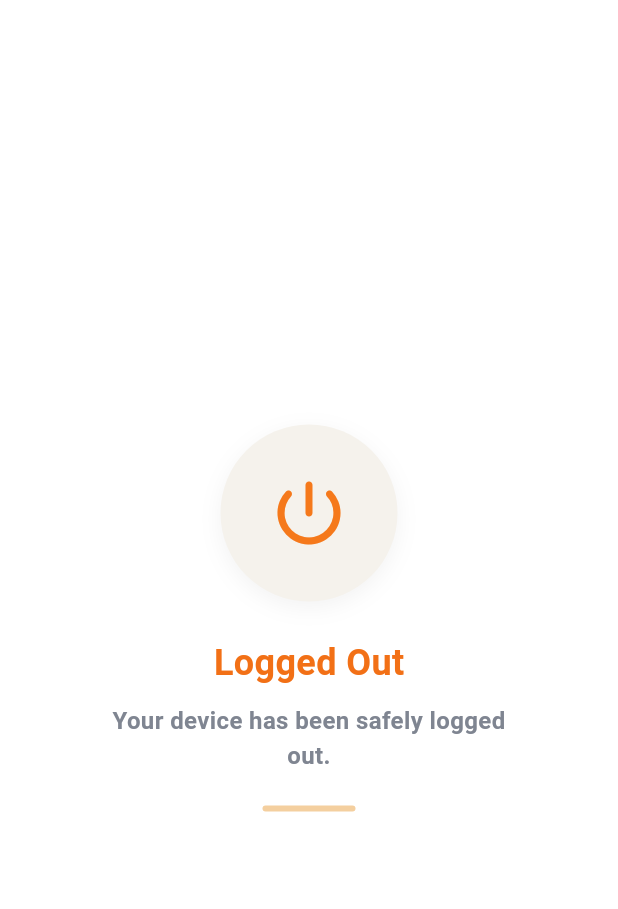
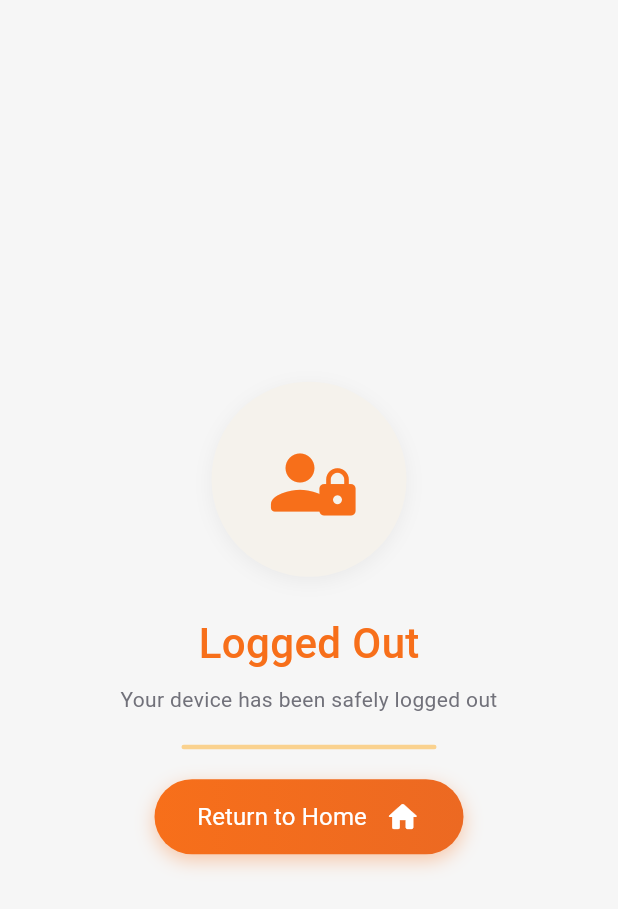
Before and after one commit to Aditya30081/dekho_agent, a Flutter app: the LoggedOutScreen screen opened directly, on a phone screen of 412 x 824 dp. Shown: the top 909 px of the screen. Run offline on Flutter 3.47's test engine with Material 3 defaults, Android fonts, the phone set to English and light mode, and no system bars; our stand-ins replace device_info_plus, flutter_html, fluttertoast, package_info_plus, shared_preferences; missing offline and left inert: apk_sideload; accounts and stored records are empty.

Commit message:
logout screen updated

```diff
--- a/lib/config/api_config.dart
+++ b/lib/config/api_config.dart
@@ -1,7 +1,7 @@
 /// API Configuration for managing base URLs across different environments
 class ApiConfig {
   // Environment enum
-  static const Environment _currentEnvironment = Environment.dev;
+  static const Environment _currentEnvironment = Environment.staging;
 
   // Base URLs for different environments
   static const String _devBaseUrl = 'https://p2p-backend-dev.thedekhoapp.com';
--- a/lib/screens/LoggedOutScreen.dart
+++ b/lib/screens/LoggedOutScreen.dart
@@ -1,12 +1,14 @@
+import 'package:dekho_agent/constants/AppColors.dart';
+import 'package:dekho_agent/screens/LoginScreen.dart';
 import 'package:flutter/material.dart';
 
 class LoggedOutScreen extends StatelessWidget {
-  const LoggedOutScreen ({super.key});
+  const LoggedOutScreen({super.key});
 
   @override
   Widget build(BuildContext context) {
     return Scaffold(
-      backgroundColor: Colors.white,
+      backgroundColor: const Color(0xFFF6F6F6),
       body: SafeArea(
         child: Center(
           child: Padding(
@@ -15,52 +17,125 @@ class LoggedOutScreen extends StatelessWidget {
               mainAxisSize: MainAxisSize.min,
               children: [
                 Container(
-                  width: 118,
-                  height: 118,
+                  width: 130,
+                  height: 130,
                   decoration: BoxDecoration(
                     shape: BoxShape.circle,
                     color: const Color(0xFFF5F2EC),
                     boxShadow: [
                       BoxShadow(
                         color: Colors.black.withValues(alpha: 0.05),
-                        blurRadius: 12,
-                        offset: const Offset(0, 4),
+                        blurRadius: 10,
+                        offset: const Offset(0, 3),
                       ),
                     ],
                   ),
-                  child: const Icon(
-                    Icons.power_settings_new_rounded,
-                    color: Color(0xFFF5791B),
-                    size: 56,
+                  child: Stack(
+                    alignment: Alignment.center,
+                    children: const [
+                      Positioned(
+                        left: 30,
+                        top: 38,
+                        child: Icon(
+                          Icons.person_rounded,
+                          color: AppColors.primaryColor,
+                          size: 58,
+                        ),
+                      ),
+                      Positioned(
+                        right: 28,
+                        bottom: 38,
+                        child: Icon(
+                          Icons.lock_rounded,
+                          color: AppColors.primaryColor,
+                          size: 36,
+                        ),
+                      ),
+                    ],
                   ),
                 ),
                 const SizedBox(height: 24),
                 const Text(
                   'Logged Out',
                   style: TextStyle(
-                    color: Color(0xFFF27016),
-                    fontSize: 24,
-                    fontWeight: FontWeight.w700,
+                    color: AppColors.primaryColor,
+                    fontSize: 28,
+                    fontWeight: FontWeight.w500,
                   ),
                 ),
-                const SizedBox(height: 10),
+                const SizedBox(height: 8),
                 const Text(
-                  'Your device has been safely logged\nout.',
+                  'Your device has been safely logged out',
                   textAlign: TextAlign.center,
                   style: TextStyle(
-                    color: Color(0xFF7F8591),
-                    fontSize: 16,
-                    fontWeight: FontWeight.w600,
-                    height: 1.45,
+                    color: AppColors.headlineTextColor,
+                    fontSize: 14,
+                    fontWeight: FontWeight.w400,
                   ),
                 ),
-                const SizedBox(height: 22),
+                const SizedBox(height: 20),
                 Container(
-                  width: 62,
-                  height: 4,
+                  width: 170,
+                  height: 3,
                   decoration: BoxDecoration(
-                    color: const Color(0xFFF4CF9F),
+                    color: AppColors.border.withValues(alpha: 0.45),
                     borderRadius: BorderRadius.circular(20),
+                  ),
+                ),
+                const SizedBox(height: 20),
+                SizedBox(
+                  width: MediaQuery.of(context).size.width * 0.5,
+                  height: 50,
+                  child: DecoratedBox(
+                    decoration: BoxDecoration(
+                      borderRadius: BorderRadius.circular(34),
+                      gradient: const LinearGradient(
+                        colors: [AppColors.primaryColor, AppColors.orange],
+                        begin: Alignment.centerLeft,
+                        end: Alignment.centerRight,
+                      ),
+                      boxShadow: [
+                        BoxShadow(
+                          color: AppColors.primaryColor.withValues(alpha: 0.35),
+                          blurRadius: 10,
+                          offset: const Offset(0, 4),
+                        ),
+                      ],
+                    ),
+                    child: TextButton(
+                      onPressed: () {
+                        Navigator.of(context).pushAndRemoveUntil(
+                          MaterialPageRoute(
+                            builder: (_) => const LoginScreen(),
+                          ),
+                              (route) => false,
+                        );
+                      },
+                      style: TextButton.styleFrom(
+                        shape: RoundedRectangleBorder(
+                          borderRadius: BorderRadius.circular(34),
+                        ),
+                      ),
+                      child: const Row(
+                        mainAxisAlignment: MainAxisAlignment.center,
+                        children: [
+                          Text(
+                            'Return to Home',
+                            style: TextStyle(
+                              color: AppColors.textColor,
+                              fontSize: 16,
+                              fontWeight: FontWeight.w400,
+                            ),
+                          ),
+                          SizedBox(width: 12),
+                          Icon(
+                            Icons.home_rounded,
+                            color: AppColors.textColor,
+                            size: 24,
+                          ),
+                        ],
+                      ),
+                    ),
                   ),
                 ),
               ],
```
